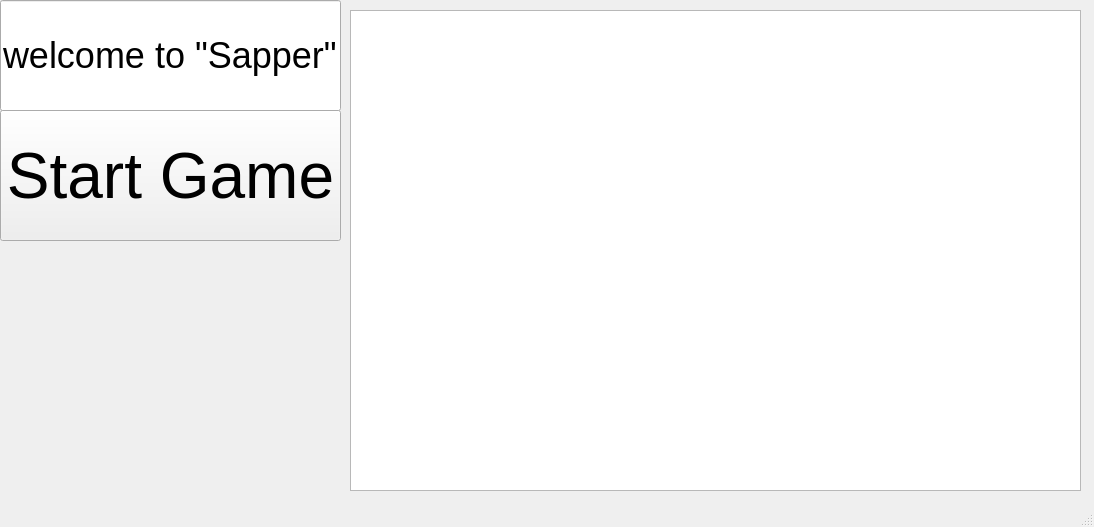
Above: HubMenu/FrontEnd/MainWindow.ui from FrogCpp/SaperYandex before the change. Below: the same form after it.
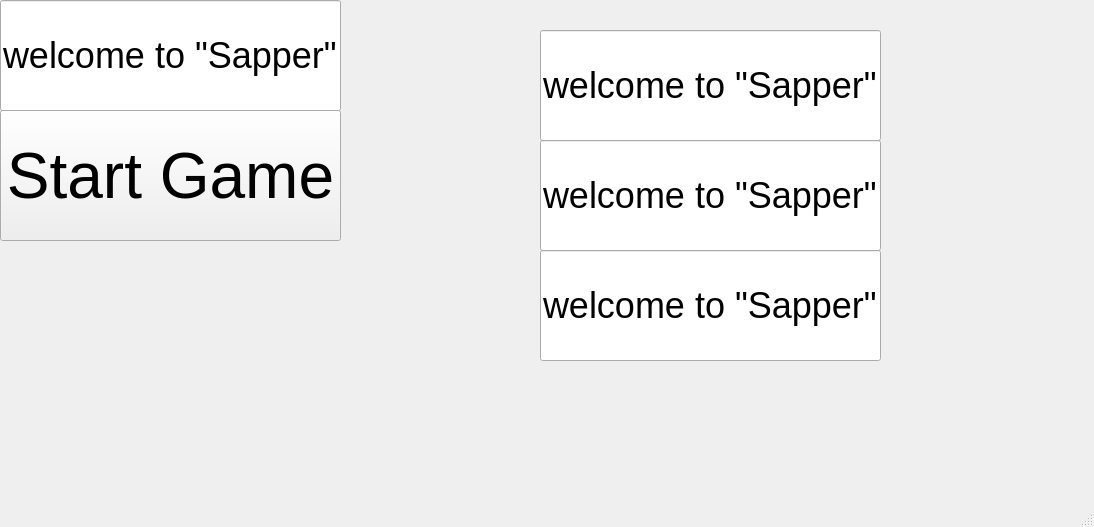
That is the form after the change.

The edit to the form file:
```diff
--- a/HubMenu/FrontEnd/MainWindow.ui
+++ b/HubMenu/FrontEnd/MainWindow.ui
@@ -50,14 +50,67 @@
      <string>Start Game</string>
     </property>
    </widget>
-   <widget class="QTableView" name="tableView">
+   <widget class="QLineEdit" name="first">
     <property name="geometry">
      <rect>
-      <x>350</x>
-      <y>10</y>
-      <width>731</width>
-      <height>481</height>
+      <x>540</x>
+      <y>30</y>
+      <width>341</width>
+      <height>111</height>
      </rect>
+    </property>
+    <property name="font">
+     <font>
+      <pointsize>27</pointsize>
+     </font>
+    </property>
+    <property name="text">
+     <string>welcome to &quot;Sapper&quot;</string>
+    </property>
+    <property name="readOnly">
+     <bool>true</bool>
+    </property>
+   </widget>
+   <widget class="QLineEdit" name="second">
+    <property name="geometry">
+     <rect>
+      <x>540</x>
+      <y>140</y>
+      <width>341</width>
+      <height>111</height>
+     </rect>
+    </property>
+    <property name="font">
+     <font>
+      <pointsize>27</pointsize>
+     </font>
+    </property>
+    <property name="text">
+     <string>welcome to &quot;Sapper&quot;</string>
+    </property>
+    <property name="readOnly">
+     <bool>true</bool>
+    </property>
+   </widget>
+   <widget class="QLineEdit" name="ferd">
+    <property name="geometry">
+     <rect>
+      <x>540</x>
+      <y>250</y>
+      <width>341</width>
+      <height>111</height>
+     </rect>
+    </property>
+    <property name="font">
+     <font>
+      <pointsize>27</pointsize>
+     </font>
+    </property>
+    <property name="text">
+     <string>welcome to &quot;Sapper&quot;</string>
+    </property>
+    <property name="readOnly">
+     <bool>true</bool>
     </property>
    </widget>
   </widget>
```
Left out of the diff: 3 changed lines with no effect on the pictures.
